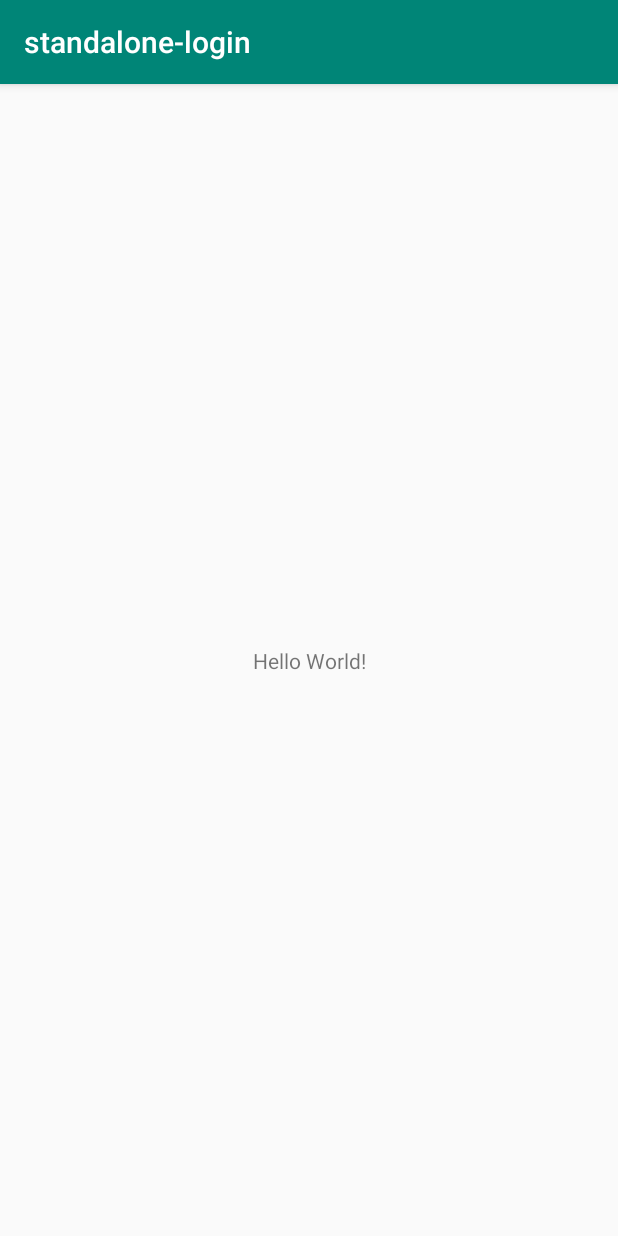
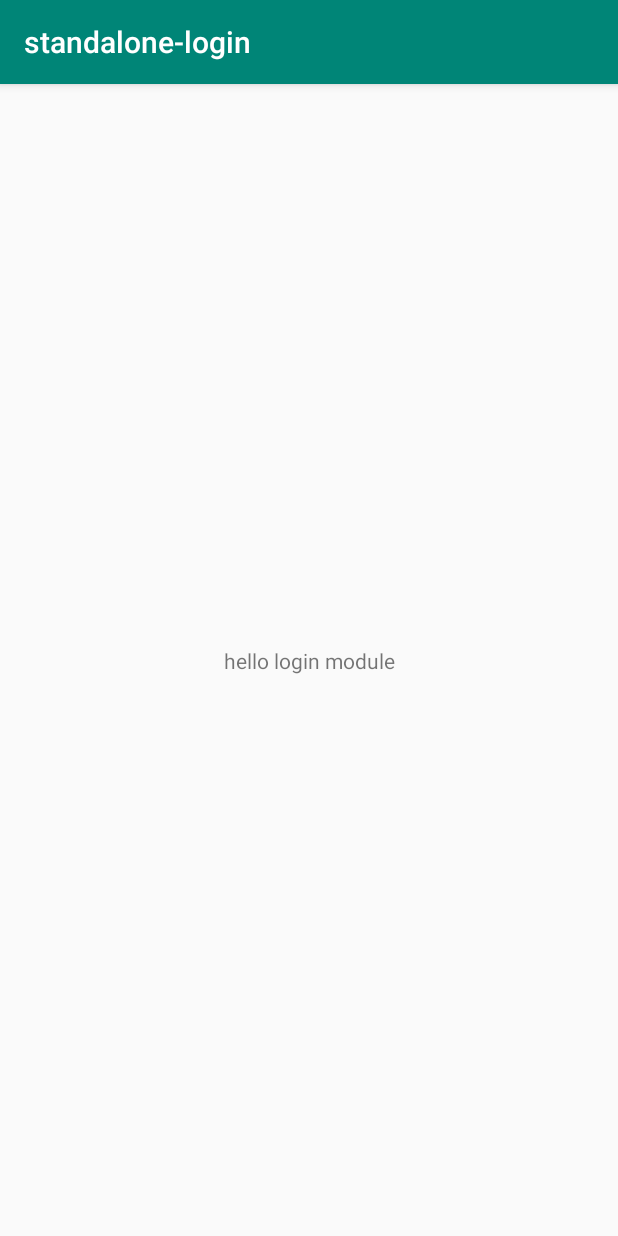
Before and after one commit to LeonDevLifeLog/Architecture, an Android app: the screen it shows after launch (MainActivity before the commit, LoginActivity after it), on a phone screen of 412 x 824 dp. Run offline under Robolectric (Android 15) with nearby library versions, the phone set to English and light mode, and no system bars; our stand-ins replace Dagger/Hilt's generated code; 1 statement that could not run was skipped.

Commit message:
完成登录页面依赖注入

```diff
--- a/businesses/business-login/src/main/java/com/github/leondevlifelog/business/login/LoginActivity.kt
+++ b/businesses/business-login/src/main/java/com/github/leondevlifelog/business/login/LoginActivity.kt
@@ -2,11 +2,22 @@ package com.github.leondevlifelog.business.login
 
 import android.os.Bundle
 import androidx.appcompat.app.AppCompatActivity
+import com.github.leondevlifelog.business.login.di.DaggerLoginComponent
+import com.github.leondevlifelog.core.CoreApp
+import kotlinx.android.synthetic.main.activity_login.*
+import javax.inject.Inject
 
 class LoginActivity : AppCompatActivity() {
 
+    @set:Inject
+    lateinit var text: String
+
     override fun onCreate(savedInstanceState: Bundle?) {
+        DaggerLoginComponent.builder()
+            .coreComponent((application as CoreApp).providerCoreComponent())
+            .build().inject(this)
         super.onCreate(savedInstanceState)
         setContentView(R.layout.activity_login)
+        tvTest.text = text
     }
 }
--- a/businesses/business-login/src/main/java/com/github/leondevlifelog/business/login/di/LoginModule.kt
+++ b/businesses/business-login/src/main/java/com/github/leondevlifelog/business/login/di/LoginModule.kt
@@ -6,7 +6,7 @@ import dagger.Provides
 @Module
 class LoginModule {
     @Provides
-    fun privider(): String {
+    fun providerString(): String {
         return "hello login module"
     }
 }
--- a/businesses/business-login/src/main/res/layout/activity_login.xml
+++ b/businesses/business-login/src/main/res/layout/activity_login.xml
@@ -1,8 +1,19 @@
 <?xml version="1.0" encoding="utf-8"?>
 <androidx.constraintlayout.widget.ConstraintLayout xmlns:android="http://schemas.android.com/apk/res/android"
+    xmlns:app="http://schemas.android.com/apk/res-auto"
     xmlns:tools="http://schemas.android.com/tools"
     android:layout_width="match_parent"
     android:layout_height="match_parent"
     tools:context=".LoginActivity">
 
+    <TextView
+        android:id="@+id/tvTest"
+        android:layout_width="wrap_content"
+        android:layout_height="wrap_content"
+        android:text="TextView"
+        app:layout_constraintBottom_toBottomOf="parent"
+        app:layout_constraintEnd_toEndOf="parent"
+        app:layout_constraintHorizontal_bias="0.5"
+        app:layout_constraintStart_toStartOf="parent"
+        app:layout_constraintTop_toTopOf="parent" />
 </androidx.constraintlayout.widget.ConstraintLayout>
--- a/core/src/main/AndroidManifest.xml
+++ b/core/src/main/AndroidManifest.xml
@@ -1,5 +1,5 @@
 <manifest xmlns:android="http://schemas.android.com/apk/res/android"
     package="com.github.leondevlifelog.core">
 
-    <application android:name=".App" />
+    <application android:name=".CoreApp" />
 </manifest>
--- a/core/src/main/java/com/github/leondevlifelog/core/di/CoreComponent.kt
+++ b/core/src/main/java/com/github/leondevlifelog/core/di/CoreComponent.kt
@@ -1,12 +1,12 @@
 package com.github.leondevlifelog.core.di
 
-import com.github.leondevlifelog.core.App
+import com.github.leondevlifelog.core.CoreApp
 import dagger.Component
 import dagger.android.AndroidInjectionModule
 import dagger.android.AndroidInjector
 
 @Component(modules = [AndroidInjectionModule::class, CoreModule::class])
-interface CoreComponent : AndroidInjector<App> {
+interface CoreComponent : AndroidInjector<CoreApp> {
     @Component.Factory
-    interface Factory : AndroidInjector.Factory<App>
+    interface Factory : AndroidInjector.Factory<CoreApp>
 }
--- a/core/src/main/java/com/github/leondevlifelog/core/di/CoreModule.kt
+++ b/core/src/main/java/com/github/leondevlifelog/core/di/CoreModule.kt
@@ -2,7 +2,7 @@ package com.github.leondevlifelog.core.di
 
 import android.content.SharedPreferences
 import androidx.preference.PreferenceManager
-import com.github.leondevlifelog.core.App
+import com.github.leondevlifelog.core.CoreApp
 import dagger.Module
 import dagger.Provides
 import javax.inject.Singleton
@@ -11,7 +11,7 @@ import javax.inject.Singleton
 class CoreModule {
     @Singleton
     @Provides
-    fun providerSharedPreference(context: App): SharedPreferences {
+    fun providerSharedPreference(context: CoreApp): SharedPreferences {
         return PreferenceManager.getDefaultSharedPreferences(context)
     }
 }
--- a/standalone/standalone-login/src/main/AndroidManifest.xml
+++ b/standalone/standalone-login/src/main/AndroidManifest.xml
@@ -9,9 +9,10 @@
         android:roundIcon="@mipmap/ic_launcher_round"
         android:supportsRtl="true"
         android:theme="@style/AppTheme">
-        <activity android:name=".MainActivity">
+        <activity android:name="com.github.leondevlifelog.business.login.LoginActivity">
             <intent-filter>
                 <action android:name="android.intent.action.MAIN" />
+                <action android:name="android.intent.action.VIEW" />
 
                 <category android:name="android.intent.category.LAUNCHER" />
             </intent-filter>
```
Also changed, not shown: core/src/main/java/com/github/leondevlifelog/core/App.kt (deleted, +0 -11 lines), core/src/main/java/com/github/leondevlifelog/core/CoreApp.kt (added, +24 -0 lines), core/src/main/java/com/github/leondevlifelog/core/di/CoreComponentProvider.kt (added, +9 -0 lines), standalone/standalone-login/build.gradle (+5 -4 lines).
